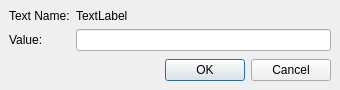
This is src/Mod/TechDraw/Gui/DlgTemplateField.ui in southseact-3d/fcd as Qt 5 draws it before an edit. The edited form follows.
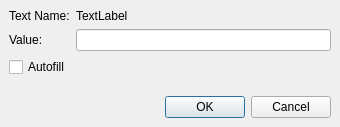
This is the edited form.

Commit message: [TD]allow template fields to re-apply autofill

The edit to the form file:
```diff
--- a/src/Mod/TechDraw/Gui/DlgTemplateField.ui
+++ b/src/Mod/TechDraw/Gui/DlgTemplateField.ui
@@ -10,7 +10,7 @@
     <x>0</x>
     <y>0</y>
     <width>340</width>
-    <height>90</height>
+    <height>127</height>
    </rect>
   </property>
   <property name="windowTitle">
@@ -46,6 +46,16 @@
      <item row="1" column="1">
       <widget class="QLineEdit" name="leInput"/>
      </item>
+     <item row="2" column="0">
+      <widget class="QCheckBox" name="cbAutofill">
+       <property name="toolTip">
+        <string>Check this box to reapply autofill to this field.  </string>
+       </property>
+       <property name="text">
+        <string>Autofill</string>
+       </property>
+      </widget>
+     </item>
     </layout>
    </item>
    <item>
```
The commit also changes 5 other files.
